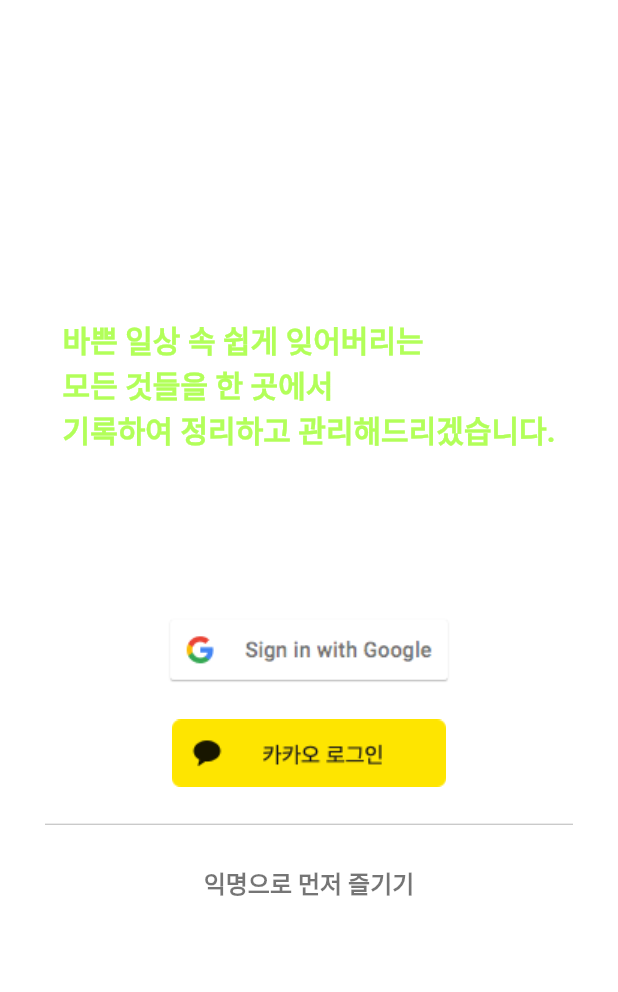
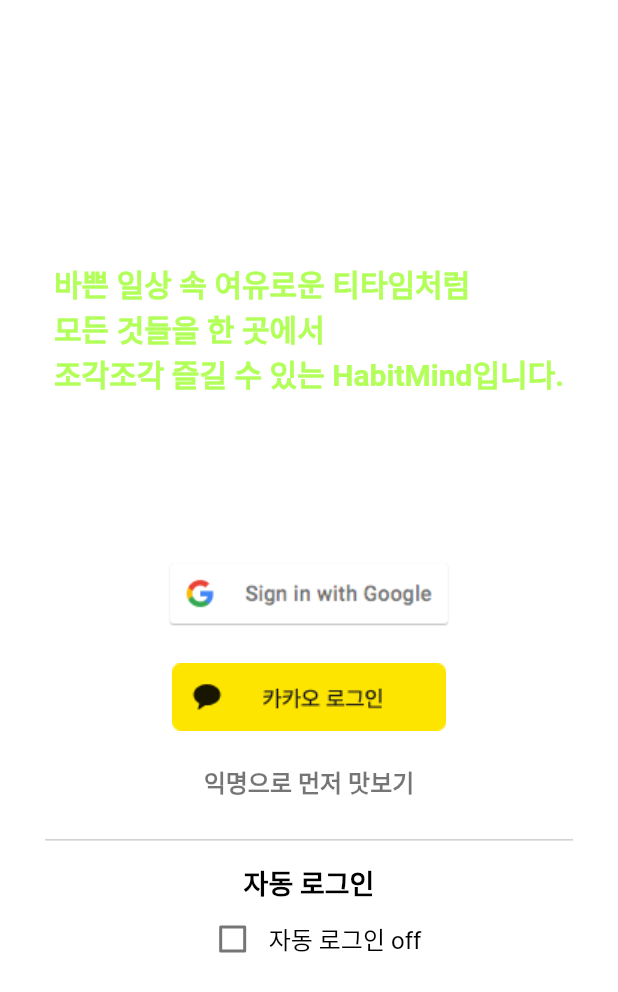
Before and after one commit to chosungsu/Clink, a Flutter app: the MyHomePage screen opened directly, item 3 of the bottom bar chosen, after a tap on "3초 로그인", on a phone screen of 412 x 824 dp. Shown: the top 992 px of the screen. Run offline on Flutter 3.47's test engine with Material 2 defaults, Android fonts, the light colour scheme and no system bars; drawn by our look-alikes of curved_navigation_bar, flutter_neumorphic; our stand-ins replace animated_text_kit, carousel_slider, cloud_firestore, dotted_border, firebase_core, firebase_messaging and 10 more; missing offline and left inert: kakao_flutter_sdk, textfield_tags, transition; accounts and stored records are empty; statements that could not run were skipped.

Commit message:
commit codes

```diff
--- a/lib/Auth/GoogleSignInController.dart
+++ b/lib/Auth/GoogleSignInController.dart
@@ -1,18 +1,16 @@
 import 'package:cloud_firestore/cloud_firestore.dart';
 import 'package:flutter/cupertino.dart';
 import 'package:flutter/material.dart';
-import 'package:flutter_secure_storage/flutter_secure_storage.dart';
 import 'package:google_sign_in/google_sign_in.dart';
 import 'package:hive/hive.dart';
 
 class GoogleSignInController with ChangeNotifier {
   final _googleSignIn = GoogleSignIn();
   GoogleSignInAccount? googleSignInAccount;
-  final storage = const FlutterSecureStorage();
   FirebaseFirestore firestore = FirebaseFirestore.instance;
   late int count;
 
-  login(BuildContext context) async {
+  login(BuildContext context, bool ischecked) async {
     count = 1;
     googleSignInAccount = await _googleSignIn.signIn();
     String nick = googleSignInAccount!.displayName.toString();
@@ -21,12 +19,14 @@
     Hive.box('user_info').put('id', nick);
     Hive.box('user_info').put('email', email);
     Hive.box('user_info').put('count', count);
+    Hive.box('user_info').put('autologin', ischecked);
     //firestore 저장
     await firestore.collection('User').doc(nick).set({
       'name': nick,
       'email': email,
       'login_where': 'google_user',
       'time': DateTime.now(),
+      'autologin' : ischecked
     });
 
     notifyListeners();
--- a/lib/Page/HomePage.dart
+++ b/lib/Page/HomePage.dart
@@ -15,33 +15,31 @@
   @override
   State<StatefulWidget> createState() => _HomePageState();
 }
+
 class _HomePageState extends State<HomePage> {
-
   @override
   void initState() {
     // TODO: implement initState
     super.initState();
   }
+
   @override
   Widget build(BuildContext context) {
     return Scaffold(
       appBar: AppBar(
         centerTitle: true,
         backgroundColor: Colors.grey.shade100,
-        title: Text(
-            widget.title,
+        title: Text(widget.title,
             style: TextStyle(
               color: Colors.deepPurpleAccent.shade100,
-            )
-        ),
+            )),
         elevation: 0,
         automaticallyImplyLeading: false,
         actions: <Widget>[
           IconButton(
             color: Colors.black54,
             tooltip: '추가하기',
-            onPressed: () =>
-            {
+            onPressed: () => {
               //bottomsheet 사용하기
               _onAddPressed(context),
             },
@@ -49,9 +47,7 @@
           ),
         ],
       ),
-      body: WillPopScope(
-        onWillPop: _onWillPop,
-        child: ScrollConfiguration(
+      body: ScrollConfiguration(
           behavior: NoBehavior(),
           child: SingleChildScrollView(
             child: Column(
@@ -61,18 +57,14 @@
                 UserSubscription(context),
               ],
             ),
-            )
-        ),
-      ),
-
+          )),
     );
-  }
-  Future<bool> _onWillPop() async {
-    return (await destroyBackKey(context)) ?? false;
   }
 
   _onAddPressed(BuildContext context) {
-    showModalBottomSheet(context: context, builder: (BuildContext context) {
+    showModalBottomSheet(
+        context: context,
+        builder: (BuildContext context) {
           return Container(
             height: 120,
             decoration: const BoxDecoration(
@@ -80,16 +72,13 @@
                 borderRadius: BorderRadius.only(
                   topLeft: Radius.circular(20),
                   topRight: Radius.circular(20),
-            )
-        ),
+                )),
             child: Column(
               children: <Widget>[
                 ListTile(
                   leading: const Icon(Icons.add_link_rounded),
                   title: const Text('관심태그 추가'),
-              onTap: () => {
-
-              },
+                  onTap: () => {},
                 ),
                 ListTile(
                   leading: const Icon(Icons.upload_rounded),
--- a/lib/Page/LoginSignPage.dart
+++ b/lib/Page/LoginSignPage.dart
@@ -1,15 +1,9 @@
-import 'dart:async';
-
 import 'package:flutter/material.dart';
-import 'package:flutter/services.dart';
-import 'package:flutter_secure_storage/flutter_secure_storage.dart';
-import 'package:flutter_spinkit/flutter_spinkit.dart';
 import 'package:page_transition/page_transition.dart';
 import 'package:provider/provider.dart';
 import '../Auth/GoogleSignInController.dart';
 import '../Auth/KakaoSignInController.dart';
 import '../route.dart';
-
 
 class LoginSignPage extends StatefulWidget {
   const LoginSignPage({Key? key}) : super(key: key);
@@ -19,52 +13,98 @@
 }
 
 class _LoginSignPageState extends State<LoginSignPage> {
+  bool _ischecked = false;
   @override
   Widget build(BuildContext context) {
     return Scaffold(
       backgroundColor: Colors.white,
-      body: Container(
-        child: Center(
-          child: makeBody(context),
-        ),
+      body: Column(
+        mainAxisAlignment: MainAxisAlignment.center,
+        children: [
+          makeBody(context, _ischecked),
+          const Text(
+            '자동 로그인',
+            style: TextStyle(
+              color: Colors.black,
+              fontSize: 18,
+              fontWeight: FontWeight.bold, // bold
+            ),
+          ),
+          Row(
+            mainAxisAlignment: MainAxisAlignment.center,
+            children: [
+              Checkbox(
+                  value: _ischecked,
+                  onChanged: (value) {
+                    setState(() {
+                      _ischecked = value!;
+                    });
+                  }),
+              _ischecked != false
+                  ? const Text(
+                      '자동 로그인 on',
+                      style: TextStyle(
+                        color: Colors.black,
+                        fontSize: 16,
+                        fontWeight: FontWeight.normal, // bold
+                      ),
+                    )
+                  : const Text(
+                      '자동 로그인 off',
+                      style: TextStyle(
+                        color: Colors.black,
+                        fontSize: 16,
+                        fontWeight: FontWeight.normal, // bold
+                      ),
+                    ),
+            ],
+          )
+        ],
       ),
     );
   }
 }
+
 // 바디 만들기
-Widget makeBody(BuildContext context) {
-
+Widget makeBody(BuildContext context, bool ischecked) {
   return SingleChildScrollView(
     child: Column(
       mainAxisAlignment: MainAxisAlignment.center,
       crossAxisAlignment: CrossAxisAlignment.center,
       children: <Widget>[
-        Center(
-            child : LoginPlus(context)
-        ),
+        Center(child: LoginPlus(context, ischecked)),
+        const Divider(
+            height: 30,
+            color: Colors.grey,
+            thickness: 0.5,
+            indent: 30.0,
+            endIndent: 30.0,
+          ),
       ],
     ),
-
   );
 }
-LoginPlus(BuildContext context) {
+
+LoginPlus(BuildContext context, bool ischecked) {
   return Column(
     children: [
       const Text(
-        '바쁜 일상 속 쉽게 잊어버리는\n'
-            '모든 것들을 한 곳에서\n'
-            '기록하여 정리하고 관리해드리겠습니다.',
+        '바쁜 일상 속 여유로운 티타임처럼\n'
+        '모든 것들을 한 곳에서\n'
+        '조각조각 즐길 수 있는 HabitMind입니다.',
         style: TextStyle(
           color: Colors.lightGreenAccent,
           fontSize: 20,
           fontWeight: FontWeight.w600, // bold
         ),
       ),
-      SizedBox(height: 100,),
+      const SizedBox(
+        height: 100,
+      ),
       InkWell(
           onTap: () async {
-            await Provider.of<GoogleSignInController>
-              (context, listen: false).login(context);
+            await Provider.of<GoogleSignInController>(context, listen: false)
+                .login(context, ischecked);
             await Navigator.of(context).pushReplacement(
               PageTransition(
                 type: PageTransitionType.bottomToTop,
@@ -73,15 +113,16 @@
             );
           },
           child: SizedBox(
-            width: 250 * (MediaQuery.of(context).size.width/392),
+            width: 250 * (MediaQuery.of(context).size.width / 392),
             child: Image.asset('assets/images/google_signin.png'),
-          )
+          )),
+      const SizedBox(
+        height: 5,
       ),
-      SizedBox(height: 5,),
       InkWell(
           onTap: () async {
-            await Provider.of<KakaoSignInController>
-              (context, listen: false).login(context);
+            await Provider.of<KakaoSignInController>(context, listen: false)
+                .login(context, ischecked);
             await Navigator.of(context).pushReplacement(
               PageTransition(
                 type: PageTransitionType.bottomToTop,
@@ -90,17 +131,9 @@
             );
           },
           child: SizedBox(
-            width: 250 * (MediaQuery.of(context).size.width/392),
+            width: 250 * (MediaQuery.of(context).size.width / 392),
             child: Image.asset('assets/images/kakao_login_medium_wide.png'),
-          )
-      ),
-      const Divider(
-        height: 30,
-        color: Colors.grey,
-        thickness: 0.5,
-        indent: 30.0,
-        endIndent: 30.0,
-      ),
+          )),
       TextButton(
         onPressed: () async {
           Navigator.of(context).pushReplacement(
@@ -111,7 +144,7 @@
           );
         },
         child: const Text(
-          '익명으로 먼저 즐기기',
+          '익명으로 먼저 맛보기',
           style: TextStyle(
             color: Colors.black54,
             fontSize: 16,
@@ -122,20 +155,3 @@
     ],
   );
 }
-issuccess(BuildContext context) async {
-  String? userInfo = "", userInfo2 = "";
-  final storage = FlutterSecureStorage();
-  userInfo = await storage.read(
-      key: "google_login"
-  );
-  userInfo2 = await storage.read(
-      key: "kakao_login"
-  );
-  if (userInfo != null && userInfo2 == null) {
-    return userInfo;
-  } else if (userInfo2 != null && userInfo == null) {
-    return userInfo2;
-  } else {
-    return userInfo;
-  }
-}
--- a/lib/Page/ProfilePage.dart
+++ b/lib/Page/ProfilePage.dart
@@ -57,16 +57,10 @@
         elevation: 0,
         automaticallyImplyLeading: false,
       ),
-      body: WillPopScope(
-        onWillPop: _onWillPop,
-        child: ProfileBody(context, _pcontroll),
-      ),
+      body: ProfileBody(context, _pcontroll),
     );
   }
 
-  Future<bool> _onWillPop() async {
-    return (await destroyBackKey(context)) ?? false;
-  }
 }
 
 Widget ProfileBody(BuildContext context, PageController pcontroll) {
--- a/lib/UI/BeforeSignUp.dart
+++ b/lib/UI/BeforeSignUp.dart
@@ -1,22 +1,12 @@
-import 'dart:ui';
 import 'package:clickbyme/Page/LoginSignPage.dart';
-import 'package:flutter/material.dart';
 import 'package:flutter_neumorphic/flutter_neumorphic.dart';
 import 'package:page_transition/page_transition.dart';
 
-import '../Sub/EcoproPage.dart';
-import '../Sub/showUserSetting.dart';
+showBeforeSignUp(BuildContext context) {
 
-showBeforeSignUp(BuildContext context) {
-  //아래 변수들은 회원가입 완료한 유저분들에게 선보이는 Aindrop의 서비스목록이다.
-  final List<String> itemPro = ['캠페인 참여', '구독 정보', '마이룸'];
-  final List<String> itemImg = [
-    'assets/images/eye-scanner.png',
-    'assets/images/eye-scanner.png',
-    'assets/images/eye-scanner.png'
-  ];
-
-  return Padding(padding: EdgeInsets.only(left: 10, right: 10), child: Neumorphic(
+  return Padding(
+    padding: EdgeInsets.only(left: 10, right: 10),
+    child: Neumorphic(
       style: NeumorphicStyle(
           shape: NeumorphicShape.flat,
           boxShape: NeumorphicBoxShape.roundRect(BorderRadius.circular(16.0)),
@@ -26,7 +16,7 @@
           lightSource: LightSource.topLeft),
       child: Container(
         //너비는 최대너비로 생성, 높이는 자식개체만큼으로 후에 변경할것임.
-      width: MediaQuery.of(context).size.width*0.95,
+        width: MediaQuery.of(context).size.width * 0.95,
         height: 100,
         child: Center(
             //crossAxisAlignment: CrossAxisAlignment.start,
@@ -48,19 +38,24 @@
               ),
               SizedBox(
                   height: 40,
+                  child: Neumorphic(
+                    style: NeumorphicStyle(
+                        shape: NeumorphicShape.flat,
+                        boxShape: NeumorphicBoxShape.roundRect(
+                            BorderRadius.circular(10.0)),
+                        depth: 4,
+                        intensity: 0.5,),
                     child: ElevatedButton(
                         style: ElevatedButton.styleFrom(
-                    primary: Colors.white24.withOpacity(0.8),
-                    shape: RoundedRectangleBorder(
-                      borderRadius: BorderRadius.circular(10.0),
-                    ),
+                          primary: Colors.white,
                         ),
                         onPressed: () {
                           Navigator.push(
                               context,
                               PageTransition(
                                   child: LoginSignPage(),
-                            type: PageTransitionType.leftToRightWithFade));
+                                  type:
+                                      PageTransitionType.leftToRightWithFade));
                         },
                         child: Center(
                           child: Row(
@@ -79,10 +74,11 @@
                             ],
                           ),
                         )),
-            )
+                  ))
             ],
           ),
         )),
       ),
-  ),);
+    ),
+  );
 }
--- a/lib/UI/UserTips.dart
+++ b/lib/UI/UserTips.dart
@@ -1,3 +1,4 @@
+import 'package:carousel_slider/carousel_slider.dart';
 import 'package:flutter/material.dart';
 import 'package:flutter_neumorphic/flutter_neumorphic.dart';
 import '../DB/AD_Home.dart';
@@ -8,7 +9,8 @@
       Container(
           width: double.infinity,
           margin: const EdgeInsets.symmetric(
-            vertical: 10, horizontal: 15,
+            vertical: 10,
+            horizontal: 15,
           ),
           child: Row(
             children: [
@@ -16,7 +18,9 @@
                 Icons.tips_and_updates,
                 color: Colors.deepPurpleAccent.shade100,
               ),
-              SizedBox(width: 10,),
+              SizedBox(
+                width: 10,
+              ),
               const Text(
                 'HabitMind가 처음이시라면?',
                 style: TextStyle(
@@ -26,14 +30,31 @@
                 ),
               ),
             ],
-          )
-      ),
+          )),
       TipClips(context),
-
     ],
   );
 }
+
 TipClips(context) {
+  return CarouselSlider(
+      items: [
+        PageTipsCarousel(context, 0),
+        PageTipsCarousel(context, 1),
+        PageTipsCarousel(context, 2),
+        PageTipsCarousel(context, 3),
+      ],
+      options: CarouselOptions(
+          height: MediaQuery.of(context).size.height / 4.5,
+          autoPlay: true,
+          autoPlayCurve: Curves.easeInOut,
+          enlargeCenterPage: true,
+          reverse: false,
+          aspectRatio: 16/9,
+          viewportFraction: 0.8));
+}
+
+PageTipsCarousel(BuildContext context, int index) {
   final List<AD_Home> _list_ad = [
     AD_Home(
       id: '1',
@@ -66,32 +87,18 @@
     Colors.yellow.shade200,
     Colors.red.shade200
   ];
-  return SizedBox(
-      height: MediaQuery.of(context).size.height/ 4,
-      child: Padding(
+  return Padding(
       padding: EdgeInsets.only(bottom: 15),
-        child: ListView.builder(
-          //controller: mainController,
-            physics: BouncingScrollPhysics(),
-            shrinkWrap: true,
-            scrollDirection: Axis.horizontal,
-            itemCount: _list_ad.length,
-            itemBuilder: (context, index) =>
-                Padding(
-                    padding: EdgeInsets.only(left:10, right: 10),
       child: SizedBox(
-                      width: MediaQuery.of(context).size.width * 0.7,
           child: Neumorphic(
             style: NeumorphicStyle(
                 shape: NeumorphicShape.convex,
-                          boxShape: NeumorphicBoxShape.roundRect(
-                            BorderRadius.circular(16.0)
-                          ),
+                boxShape:
+                    NeumorphicBoxShape.roundRect(BorderRadius.circular(16.0)),
                 depth: 4,
                 intensity: 0.5,
                 color: _list_background_color[index],
-                          lightSource: LightSource.topLeft
-                        ),
+                lightSource: LightSource.topLeft),
             child: Stack(
               children: [
                 Column(
@@ -132,36 +139,23 @@
                   right: 0,
                   child: IconButton(
                     onPressed: () {
-                                    if(index == 1) {
-
+                      if (index == 1) {
                       } else if (index == 2) {
-
                       } else if (index == 3) {
-
-                                    } else {
-
-                                    }
+                      } else {}
                     },
                     icon: NeumorphicIcon(
                       Icons.arrow_forward,
                       size: 30,
                       style: const NeumorphicStyle(
                         color: Colors.white,
-                                      shape: NeumorphicShape.concave,),
+                        shape: NeumorphicShape.concave,
+                      ),
                       curve: Neumorphic.DEFAULT_CURVE,
                     ),
-                                  /*icon: const Icon(
-                                    Icons.arrow_forward_outlined,
-                                    color: Colors.deepPurpleAccent,
-                                  ),*/
                   ),
                 )
               ],
             ),
-                        )
-                    )
-                )
-        ),
-      )
-  );
+          )));
 }
--- a/lib/route.dart
+++ b/lib/route.dart
@@ -2,6 +2,7 @@
 import 'package:flutter/material.dart';
 import 'package:flutter/rendering.dart';
 import 'package:flutter/services.dart';
+import 'Dialogs/destroyBackKey.dart';
 import 'Page/FeedPage.dart';
 import 'Page/HomePage.dart';
 import 'Page/ProfilePage.dart';
@@ -29,7 +30,10 @@
     ];
     return Scaffold(
       backgroundColor: Colors.grey.shade100,
-      body: pages[_selectedIndex],
+      body:  WillPopScope(
+        onWillPop: _onWillPop,
+        child: pages[_selectedIndex],
+      ),
       bottomNavigationBar: CurvedNavigationBar(
         height: 50,
         index: _selectedIndex,
@@ -50,5 +54,7 @@
       )
     );
   }
-
+  Future<bool> _onWillPop() async {
+    return (await destroyBackKey(context)) ?? false;
+  }
 }
--- a/pubspec.yaml
+++ b/pubspec.yaml
@@ -41,6 +41,7 @@
   flutter_spinkit: ^5.1.0
   page_transition: ^2.0.5
   transition: ^2.0.2
+  carousel_slider: ^4.0.0
   #firebase 기능
   cloud_firestore: ^3.1.7
   firebase_auth: ^3.3.6
```
Also changed, not shown: lib/Auth/KakaoSignInController.dart (+3 -4 lines), lib/Dialogs/destroyBackKey.dart (+8 -2 lines), lib/Page/FeedPage.dart (+2 -19 lines), lib/UI/AfterSignUp.dart (+0 -7 lines), lib/main.dart (+6 -14 lines), pubspec.lock. Lines whose indentation alone changed are shown as unchanged.
